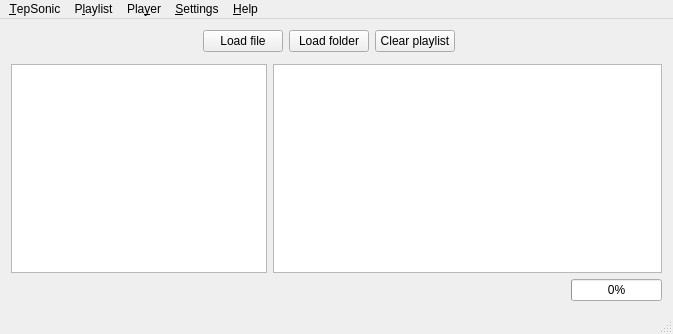
Old version of the form mainwindow.ui in the repository danvratil/TepSonic.
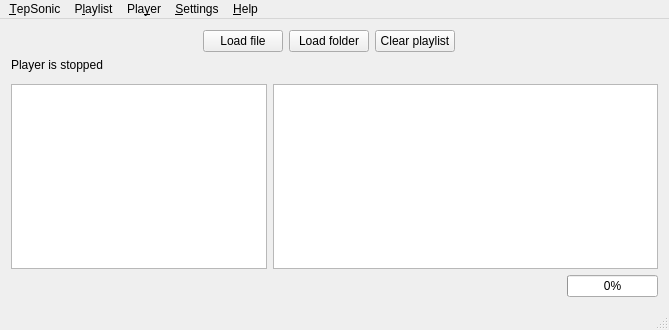
New version of the form. Icons and pictures are not drawn. Custom widgets are drawn as their Qt base class.

Commit message: Implement switching icons on Play/Pause button Initial implementation of track switching via "Previous"/"Next" buttons

```diff
--- a/mainwindow.ui
+++ b/mainwindow.ui
@@ -6,8 +6,8 @@
    <rect>
     <x>0</x>
     <y>0</y>
-    <width>673</width>
-    <height>334</height>
+    <width>669</width>
+    <height>330</height>
    </rect>
   </property>
   <property name="sizePolicy">
@@ -228,6 +228,13 @@
       </item>
      </layout>
     </item>
+    <item>
+     <widget class="QLabel" name="trackTitleLabel">
+      <property name="text">
+       <string>Player is stopped</string>
+      </property>
+     </widget>
+    </item>
     <item>
      <layout class="QHBoxLayout" name="playerControlLayout">
       <item>
@@ -306,8 +313,8 @@
     <rect>
      <x>0</x>
      <y>0</y>
-     <width>673</width>
-     <height>22</height>
+     <width>669</width>
+     <height>20</height>
     </rect>
    </property>
    <widget class="QMenu" name="menu_TepSonic">
```
Left out of the diff: 7 changed lines with no effect on the pictures. The commit also changes 2 other files.
